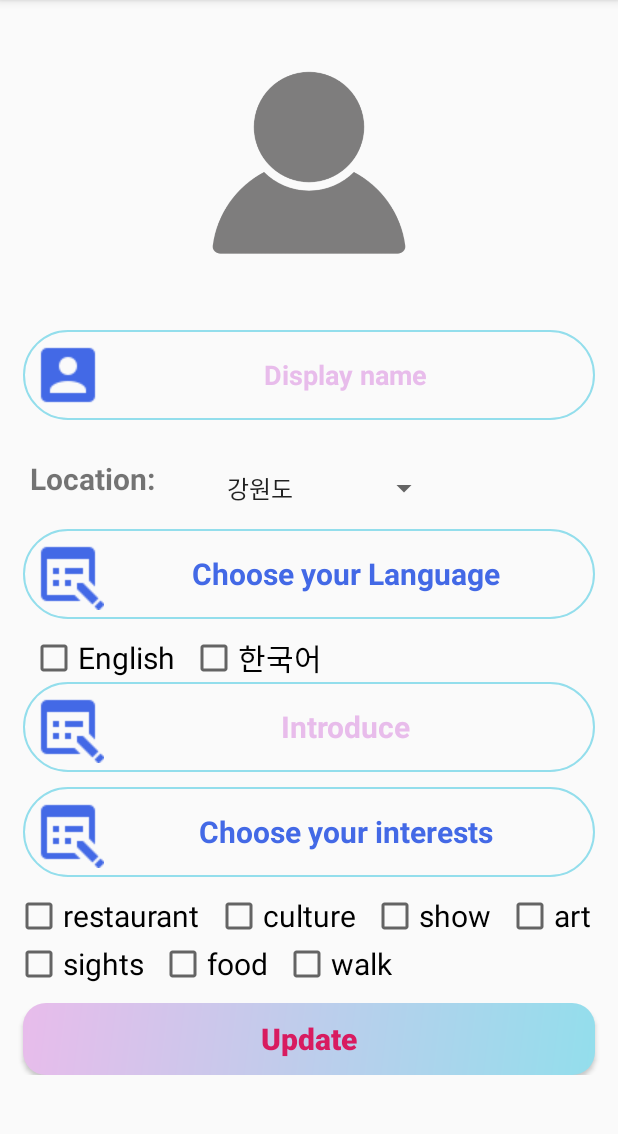
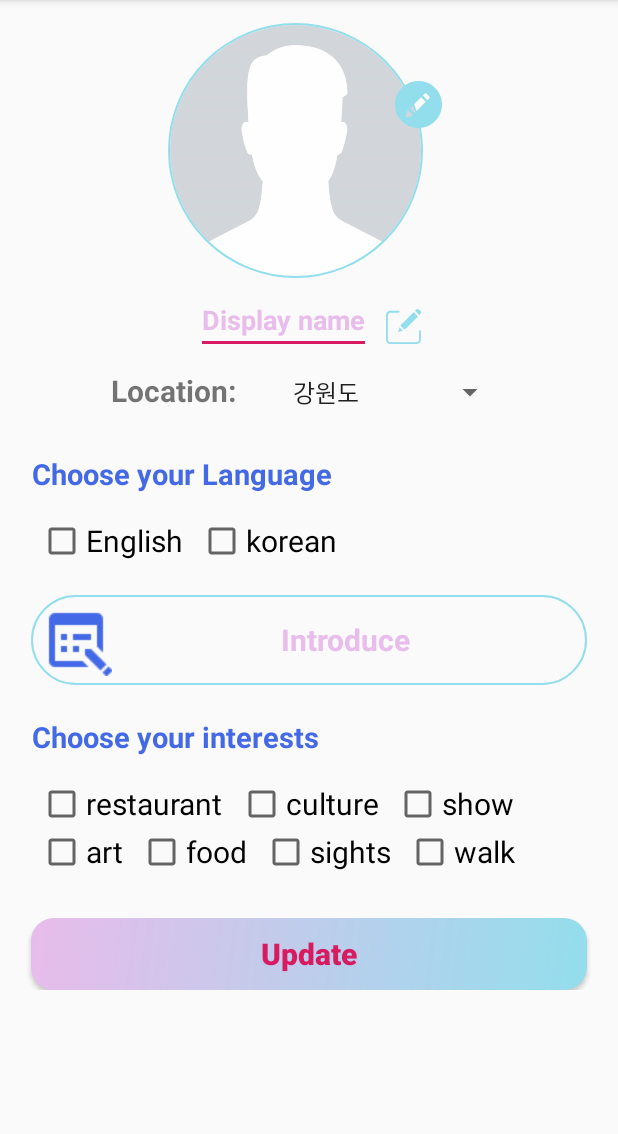
Before and after one commit to vsc0705/TripGuide_SW, an Android app: the SettingsActivity screen opened directly, with no data from a screen before it, on a phone screen of 412 x 824 dp, the part 84-1218 px from its top. Run offline under Robolectric (Android 15) with nearby library versions, the phone set to English and light mode, and no system bars; our stand-ins replace CircleImageView, Firebase (no records; nobody signed in at launch, a user with empty details on screens opened directly), Picasso; pictures from the network do not load.

Commit message:
Setting design

```diff
--- /dev/null
+++ b/app/src/main/java/com/example/trip2/PicassoTransformations.java
@@ -0,0 +1,28 @@
+package com.example.trip2;
+
+import android.graphics.Bitmap;
+
+import com.squareup.picasso.Transformation;
+
+public class PicassoTransformations {
+    public static int targetWidth = 200;
+
+    public static Transformation resizeTransformation = new Transformation() {
+        @Override
+        public Bitmap transform(Bitmap source) {
+            double aspectRatio = (double) source.getHeight() / (double) source.getWidth();
+            int targetHeight = (int) (targetWidth * aspectRatio);
+            Bitmap result = Bitmap.createScaledBitmap(source, targetWidth, targetHeight, false);
+            if (result != source) {
+                source.recycle();
+            }
+            return result;
+        }
+
+        @Override
+        public String key() {
+            return "resizeTransformation#" + System.currentTimeMillis();
+        }
+    };
+
+}
--- a/app/src/main/java/com/example/trip2/SettingsActivity.java
+++ b/app/src/main/java/com/example/trip2/SettingsActivity.java
@@ -23,6 +23,7 @@ import android.view.View;
 import android.widget.Button;
 import android.widget.CheckBox;
 import android.widget.EditText;
+import android.widget.ImageView;
 import android.widget.Spinner;
 import android.widget.Toast;
 
@@ -66,22 +67,21 @@ public class SettingsActivity extends AppCompatActivity {
     private Spinner location;
 
 
+
     private String currentUserID;
     private FirebaseAuth mAuth;
     // cloudfirestore로 변환중
     private FirebaseFirestore db;
 
     private DatabaseReference rootRef;
-    private ProgressDialog loadingBar;
+
 
     //이미지 관련 부분
     private static final String TAG = "ProfileFragment";
     int REQUEST_IMAGE_CODE=1001;
-    int REQUEST_EXTERNAL_STORAGE_PERMISSION=1002;
     private CircleImageView ivUser;
-    File localFile;
+    private ImageView editPhotoIcon;
     private StorageReference mStorageRef;
-    String stEmail;
 
 
 
@@ -102,7 +102,7 @@ public class SettingsActivity extends AppCompatActivity {
         userStatus = (EditText) findViewById(R.id.set_profile_status);
         //userKeyword = (EditText) findViewById(R.id.set_profile_profile_keyword);
         ivUser = (CircleImageView) findViewById(R.id.ivUser);
-        loadingBar = new ProgressDialog(this);
+        editPhotoIcon = findViewById(R.id.editPhotoIcon);
         location=(Spinner)findViewById(R.id.spinner_city);
 
         english=(CheckBox)findViewById(R.id.english);
@@ -118,30 +118,10 @@ public class SettingsActivity extends AppCompatActivity {
 
 
 
-
-        //여기서부터 아래까지 로그인 엑티비티 shared 값과 연동 db 연결 되면 대체
-        SharedPreferences sharedPref = getSharedPreferences("shared", Context.MODE_PRIVATE);
-        stEmail=sharedPref.getString("email","");
-        Log.d(TAG, "stEmail: "+stEmail);
-        //
         //여기서 부터 이미지 코드
         mStorageRef = FirebaseStorage.getInstance().getReference();
 
-        if(ContextCompat.checkSelfPermission(SettingsActivity.this,
-                Manifest.permission.READ_EXTERNAL_STORAGE)
-                != PackageManager.PERMISSION_GRANTED){
-            if(ActivityCompat.shouldShowRequestPermissionRationale(SettingsActivity.this,
-                    Manifest.permission.READ_EXTERNAL_STORAGE)){
 
-            }else{
-                ActivityCompat.requestPermissions(SettingsActivity.this,
-                        new String[]{Manifest.permission.READ_EXTERNAL_STORAGE},
-                        REQUEST_EXTERNAL_STORAGE_PERMISSION);
-            }
-        }else{
-
-        }
-        //
 
         updateAccountSettings.setOnClickListener(new View.OnClickListener() {
             @Override
@@ -151,22 +131,22 @@ public class SettingsActivity extends AppCompatActivity {
             }
         });
         //사진 관련 코드
-        ivUser.setOnClickListener(new View.OnClickListener() {
+        editPhotoIcon.setOnClickListener(new View.OnClickListener() {
             @Override
             public void onClick(View v) {
                 Intent in=new Intent(Intent.ACTION_PICK, MediaStore.Images.Media.EXTERNAL_CONTENT_URI);
                 startActivityForResult(in, REQUEST_IMAGE_CODE);
             }
         });
-        StorageReference riversRef = mStorageRef.child("users").child(stEmail).child("profile.jpg");
+        StorageReference riversRef = mStorageRef.child("Users").child(currentUserID).child("profile.jpg");
         riversRef.getDownloadUrl().addOnSuccessListener(new OnSuccessListener<Uri>() {
             @Override
             public void onSuccess(Uri uri) {
+                PicassoTransformations.targetWidth=150;
                 Picasso.get().load(uri)
-                        .placeholder(R.drawable.profi)
-                        .error(R.drawable.profi)
-                        .resize(200,200)
-                        .centerCrop()
+                        .placeholder(R.drawable.default_profile_image)
+                        .error(R.drawable.default_profile_image)
+                        .transform(PicassoTransformations.resizeTransformation)
                         .into(ivUser);
             }
         });
@@ -181,15 +161,14 @@ public class SettingsActivity extends AppCompatActivity {
         super.onActivityResult(requestCode, resultCode, data);
         if(requestCode==REQUEST_IMAGE_CODE){
             Uri image=data.getData();
-
+            PicassoTransformations.targetWidth=150;
             Picasso.get().load(image)
-                    .placeholder(R.drawable.profi)
-                    .error(R.drawable.profi)
-                    .resize(200,200)
-                    .centerCrop()
+                    .placeholder(R.drawable.default_profile_image)
+                    .error(R.drawable.default_profile_image)
+                    .transform(PicassoTransformations.resizeTransformation)
                     .into(ivUser);
 
-            StorageReference riversRef = mStorageRef.child("users").child(stEmail).child("profile.jpg");
+            StorageReference riversRef = mStorageRef.child("Users").child(currentUserID).child("profile.jpg");
 
             riversRef.putFile(image)
                     .addOnSuccessListener(new OnSuccessListener<UploadTask.TaskSnapshot>() {
--- /dev/null
+++ b/app/src/main/res/drawable-v24/ic_edit_border.xml
@@ -0,0 +1,10 @@
+<vector android:height="23dp"
+    android:viewportHeight="381"
+    android:viewportWidth="381.53418"
+    android:width="23dp"
+    xmlns:android="http://schemas.android.com/apk/res/android">
+    <path android:fillColor="@color/colorPrimary" android:pathData="m370.59,231.965c-5.523,0 -10,4.477 -10,10v88.793c-0.02,16.559 -13.438,29.98 -30,30h-280.59c-16.563,-0.02 -29.98,-13.441 -30,-30v-260.59c0.02,-16.563 13.438,-29.98 30,-30h88.789c5.523,0 10,-4.477 10,-10 0,-5.523 -4.477,-10 -10,-10h-88.789c-27.602,0.031 -49.969,22.398 -50,50v260.59c0.031,27.602 22.398,49.969 50,50h280.59c27.602,-0.031 49.969,-22.398 50,-50v-88.789c0,-5.523 -4.477,-10.004 -10,-10.004zM370.59,231.965"/>
+    <path android:fillColor="@color/colorPrimary" android:pathData="m156.367,179.344 l146.012,-146.016 47.09,47.09 -146.012,146.016zM156.367,179.344"/>
+    <path android:fillColor="@color/colorPrimary" android:pathData="m132.543,250.258 l52.039,-14.414 -37.625,-37.625zM132.543,250.258"/>
+    <path android:fillColor="@color/colorPrimary" android:pathData="m362.488,8.578c-9.77,-9.746 -25.586,-9.746 -35.355,0l-10.605,10.605 47.09,47.09 10.605,-10.605c9.75,-9.77 9.75,-25.586 0,-35.355zM362.488,8.578"/>
+</vector>
--- /dev/null
+++ b/app/src/main/res/drawable-v24/ic_edit_circle.xml
@@ -0,0 +1,9 @@
+<vector xmlns:android="http://schemas.android.com/apk/res/android"
+    android:width="300dp"
+    android:height="300dp"
+    android:viewportWidth="300"
+    android:viewportHeight="300">
+  <path
+      android:fillColor="@color/colorPrimary"
+      android:pathData="M149.996,0C67.157,0 0.001,67.161 0.001,149.997S67.157,300 149.996,300s150.003,-67.163 150.003,-150.003S232.835,0 149.996,0zM221.302,107.945l-14.247,14.247l-29.001,-28.999l-11.002,11.002l29.001,29.001l-71.132,71.126l-28.999,-28.996L84.92,186.328l28.999,28.999l-7.088,7.088l-0.135,-0.135c-0.786,1.294 -2.064,2.238 -3.582,2.575l-27.043,6.03c-0.405,0.091 -0.817,0.135 -1.224,0.135c-1.476,0 -2.91,-0.581 -3.973,-1.647c-1.364,-1.359 -1.932,-3.322 -1.512,-5.203l6.027,-27.035c0.34,-1.517 1.286,-2.798 2.578,-3.582l-0.137,-0.137L192.3,78.941c1.678,-1.675 4.404,-1.675 6.082,0.005l22.922,22.917C222.982,103.541 222.982,106.267 221.302,107.945z"/>
+</vector>
--- a/app/src/main/res/layout/activity_setting.xml
+++ b/app/src/main/res/layout/activity_setting.xml
@@ -1,49 +1,81 @@
 <?xml version="1.0" encoding="utf-8"?>
-<ScrollView xmlns:android="http://schemas.android.com/apk/res/android"
+<LinearLayout xmlns:android="http://schemas.android.com/apk/res/android"
     xmlns:app="http://schemas.android.com/apk/res-auto"
     xmlns:tools="http://schemas.android.com/tools"
     android:layout_width="match_parent"
     android:layout_height="match_parent"
+    android:orientation="vertical"
     tools:context=".SettingsActivity">
-<RelativeLayout
+<ScrollView
     android:layout_width="match_parent"
     android:layout_height="match_parent">
+    <LinearLayout
+        android:padding="5dp"
+        android:layout_width="match_parent"
+        android:layout_height="wrap_content"
+        android:orientation="vertical">
+        <LinearLayout
+            android:layout_width="match_parent"
+            android:layout_height="wrap_content"
+            android:orientation="vertical"
+            android:gravity="center_horizontal">
+            <FrameLayout
+                android:layout_width="wrap_content"
+                android:layout_height="wrap_content">
                 <de.hdodenhof.circleimageview.CircleImageView
                     android:id="@+id/ivUser"
-        android:layout_width="180dp"
-        android:layout_height="180dp"
-        android:src="@drawable/profi"
-        android:layout_alignParentTop="true"
-        android:layout_centerHorizontal="true"
-        android:layout_marginTop="20dp"
+                    android:layout_width="170dp"
+                    android:layout_height="170dp"
+                    android:src="@drawable/default_profile_image"
+                    app:civ_border_color="@color/colorPrimary"
+                    app:civ_border_width="1.2dp"
+                    app:civ_border_overlay="true"
+                    android:layout_marginTop="10dp"
                     />
-
-    <EditText
+                <ImageView
+                    android:padding="5dp"
+                    android:id="@+id/editPhotoIcon"
+                    android:layout_width="42dp"
+                    android:layout_height="42dp"
+                    android:layout_marginStart="146dp"
+                    android:layout_marginTop="43dp"
+                    android:src="@drawable/ic_edit_circle"
+                    android:visibility="visible" />
+            </FrameLayout>
+            <LinearLayout
                 android:layout_width="match_parent"
                 android:layout_height="wrap_content"
-        android:layout_below="@+id/ivUser"
+                android:orientation="horizontal"
+                android:gravity="center_horizontal"
+                android:layout_marginTop="5dp">
+                <EditText
+                    android:layout_width="wrap_content"
+                    android:layout_height="wrap_content"
                     android:id="@+id/set_user_name"
                     android:inputType="textMultiLine"
                     android:hint="@string/username"
                     android:textAlignment="center"
-        android:layout_marginTop="20dp"
-        android:drawableStart="@drawable/edit_profile"
-        android:drawableTint="@color/colorPrimaryDark"
                     android:textColorHint="@color/colorPrimaryLight"
                     android:textColor="@color/colorPrimaryDark"
-        android:textStyle="bold"
-        android:background="@drawable/inputs"
-        android:layout_marginStart="15dp"
-        android:layout_marginEnd="15dp"
-        android:padding="6dp"
-        android:layout_marginBottom="5dp"/>
+                    android:textStyle="bold" />
+                <ImageView
+                    android:id="@+id/statusEdit"
+                    android:layout_marginStart="10dp"
+                    android:layout_marginTop="15dp"
+                    android:layout_width="wrap_content"
+                    android:layout_height="wrap_content"
+                    android:src="@drawable/ic_edit_border"/>
+            </LinearLayout>
+            <LinearLayout
+                android:layout_width="match_parent"
+                android:layout_height="wrap_content"
+                android:gravity="center_horizontal"
+                android:layout_marginTop="5dp">
                 <TextView
                     android:layout_width="wrap_content"
                     android:layout_height="wrap_content"
                     android:text="Location:"
                     android:id="@+id/location_text"
-        android:layout_margin="20dp"
-        android:layout_below="@id/set_user_name"
 
                     android:textStyle="bold"
                     android:textSize="20sp"></TextView>
@@ -51,37 +83,36 @@
                     android:id="@+id/spinner_city"
                     android:layout_width="150dp"
                     android:layout_height="40dp"
-        android:layout_below="@id/set_user_name"
-        android:layout_toRightOf="@id/location_text"
-        android:layout_margin="20dp"
+                    android:layout_marginLeft="30dp"
                     android:entries="@array/city">
                 </Spinner>
+            </LinearLayout>
+            <LinearLayout
+                android:layout_width="match_parent"
+                android:layout_height="wrap_content"
+                android:orientation="vertical"
+                android:layout_marginTop="15dp">
+
                 <TextView
                     android:layout_width="match_parent"
                     android:layout_height="wrap_content"
                     android:id="@+id/language"
-        android:layout_below="@+id/location_text"
-        android:inputType="textMultiLine"
-        android:drawableTint="@color/colorPrimaryDark"
                     android:textColorHint="@color/colorPrimaryLight"
                     android:text="Choose your Language"
-        android:gravity="center"
-        android:textAlignment="center"
-        android:drawableStart="@drawable/edit_status"
                     android:textColor="@color/colorPrimaryDark"
                     android:textStyle="bold"
-        android:background="@drawable/inputs"
-        android:layout_marginStart="15dp"
-        android:layout_marginEnd="15dp"
+                    android:layout_marginLeft="10dp"
                     android:padding="6dp"
-        android:textSize="20sp"
+                    android:textSize="19sp"
                     android:layout_marginBottom="10dp"/>
-
+                <LinearLayout
+                    android:layout_width="match_parent"
+                    android:layout_height="wrap_content"
+                 >
                     <CheckBox
                         android:layout_width="wrap_content"
                         android:layout_height="wrap_content"
                         android:id="@+id/english"
-        android:layout_below="@id/language"
                         android:text="English"
                         android:textSize="20sp"
                         android:layout_marginLeft="20dp"
@@ -90,20 +121,16 @@
                         android:layout_width="wrap_content"
                         android:layout_height="wrap_content"
                         android:id="@+id/korean"
-        android:layout_toRightOf="@id/english"
-        android:layout_below="@+id/language"
-        android:text="한국어"
+                        android:text="korean"
                         android:textSize="20sp"
                         android:layout_marginLeft="10dp"
                         ></CheckBox>
-
-
+                </LinearLayout>
 
                 <EditText
                     android:layout_width="match_parent"
                     android:layout_height="wrap_content"
                     android:id="@+id/set_profile_status"
-        android:layout_below="@+id/english"
                     android:inputType="textMultiLine"
                     android:drawableTint="@color/colorPrimaryDark"
                     android:textColorHint="@color/colorPrimaryLight"
@@ -117,38 +144,32 @@
                     android:layout_marginEnd="15dp"
                     android:padding="6dp"
                     android:textSize="20sp"
-        android:layout_marginBottom="10dp"/>
-
+                    android:layout_marginTop="20dp"/>
 
                 <TextView
                     android:layout_width="match_parent"
                     android:layout_height="wrap_content"
                     android:id="@+id/interest"
-        android:layout_below="@+id/set_profile_status"
-        android:inputType="textMultiLine"
                     android:drawableTint="@color/colorPrimaryDark"
                     android:textColorHint="@color/colorPrimaryLight"
                     android:text="Choose your interests"
-        android:gravity="center"
-        android:textAlignment="center"
-        android:drawableStart="@drawable/edit_status"
                     android:textColor="@color/colorPrimaryDark"
                     android:textStyle="bold"
-        android:background="@drawable/inputs"
-        android:layout_marginStart="15dp"
-        android:layout_marginEnd="15dp"
+                    android:layout_marginStart="10dp"
+                    android:layout_marginTop="15dp"
                     android:padding="6dp"
-        android:textSize="20sp"
+                    android:textSize="19sp"
                     android:layout_marginBottom="10dp"/>
-
-
+                <LinearLayout
+                    android:layout_width="match_parent"
+                    android:layout_height="wrap_content"
+                    >
                     <CheckBox
                         android:layout_width="wrap_content"
                         android:layout_height="wrap_content"
                         android:text="restaurant"
                         android:textSize="20sp"
-    android:layout_marginLeft="10dp"
-    android:layout_below="@id/interest"
+                        android:layout_marginLeft="20dp"
                         android:id="@+id/restaurant"></CheckBox>
 
                     <CheckBox
@@ -157,9 +178,6 @@
                         android:text="culture"
                         android:textSize="20sp"
                         android:layout_marginLeft="10dp"
-
-        android:layout_below="@id/interest"
-        android:layout_toRightOf="@id/restaurant"
                         android:id="@+id/culture"></CheckBox>
 
                     <CheckBox
@@ -168,26 +186,26 @@
                         android:text="show"
                         android:textSize="20sp"
                         android:layout_marginLeft="10dp"
-        android:layout_below="@id/interest"
-        android:layout_toRightOf="@id/culture"
                         android:id="@+id/show"></CheckBox>
+
+                </LinearLayout>
+                <LinearLayout
+                    android:layout_width="match_parent"
+                    android:layout_height="wrap_content">
                     <CheckBox
                         android:layout_width="wrap_content"
                         android:layout_height="wrap_content"
                         android:text="art"
                         android:textSize="20sp"
-        android:layout_marginLeft="10dp"
-        android:layout_below="@id/interest"
-        android:layout_toRightOf="@+id/show"
+                        android:layout_marginLeft="20dp"
                         android:id="@+id/art"></CheckBox>
+
                     <CheckBox
                         android:layout_width="wrap_content"
                         android:layout_height="wrap_content"
                         android:text="food"
                         android:textSize="20sp"
                         android:layout_marginLeft="10dp"
-    android:layout_below="@id/culture"
-        android:layout_toRightOf="@id/sights"
                         android:id="@+id/food"></CheckBox>
                     <CheckBox
                         android:layout_width="wrap_content"
@@ -195,28 +213,22 @@
                         android:text="sights"
                         android:textSize="20sp"
                         android:layout_marginLeft="10dp"
-    android:layout_below="@id/restaurant"
                         android:id="@+id/sights"></CheckBox>
-
-
                     <CheckBox
                         android:layout_width="wrap_content"
                         android:layout_height="wrap_content"
                         android:text="walk"
                         android:textSize="20sp"
                         android:layout_marginLeft="10dp"
-    android:layout_below="@id/show"
-        android:layout_toRightOf="@id/food"
                         android:id="@+id/walk"></CheckBox>
-
+                </LinearLayout>
 
 
                 <Button
                     android:layout_width="match_parent"
                     android:layout_height="wrap_content"
                     android:id="@+id/update_settings_button"
-        android:layout_marginTop="10dp"
-        android:layout_below="@+id/sights"
+                    android:layout_marginTop="28dp"
                     android:inputType="textMultiLine"
                     android:text="Update"
                     android:textAlignment="center"
@@ -228,6 +240,9 @@
                     android:padding="6dp"
                     android:textSize="20sp"
                     android:textAllCaps="false"/>
+            </LinearLayout>
+        </LinearLayout>
 
-</RelativeLayout>
+    </LinearLayout>
 </ScrollView>
+</LinearLayout>
```
Also changed, not shown: app/src/main/res/drawable-v24/default_profile_image.png (added). Lines whose indentation alone changed are shown as unchanged.
